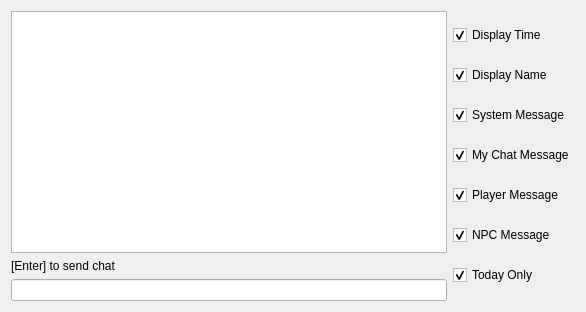
Above: CGAssistant/chatform.ui from hzqst/CGAssistant before the change. Below: the same form after it.
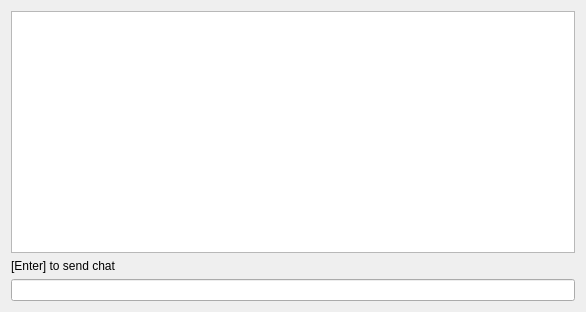
That is the form after the change.

```diff
--- a/CGAssistant/chatform.ui
+++ b/CGAssistant/chatform.ui
@@ -39,101 +39,6 @@
      </item>
     </layout>
    </item>
-   <item>
-    <layout class="QVBoxLayout" name="verticalLayout_2">
-     <item>
-      <widget class="QCheckBox" name="checkBox_displaytime">
-       <property name="layoutDirection">
-        <enum>Qt::LeftToRight</enum>
-       </property>
-       <property name="text">
-        <string>Display Time</string>
-       </property>
-       <property name="checked">
-        <bool>true</bool>
-       </property>
-      </widget>
-     </item>
-     <item>
-      <widget class="QCheckBox" name="checkBox_displayname">
-       <property name="layoutDirection">
-        <enum>Qt::LeftToRight</enum>
-       </property>
-       <property name="text">
-        <string>Display Name</string>
-       </property>
-       <property name="checked">
-        <bool>true</bool>
-       </property>
-      </widget>
-     </item>
-     <item>
-      <widget class="QCheckBox" name="checkBox_sysmsg">
-       <property name="layoutDirection">
-        <enum>Qt::LeftToRight</enum>
-       </property>
-       <property name="text">
-        <string>System Message</string>
-       </property>
-       <property name="checked">
-        <bool>true</bool>
-       </property>
-      </widget>
-     </item>
-     <item>
-      <widget class="QCheckBox" name="checkBox_mychat">
-       <property name="layoutDirection">
-        <enum>Qt::LeftToRight</enum>
-       </property>
-       <property name="text">
-        <string>My Chat Message</string>
-       </property>
-       <property name="checked">
-        <bool>true</bool>
-       </property>
-      </widget>
-     </item>
-     <item>
-      <widget class="QCheckBox" name="checkBox_playerchat">
-       <property name="layoutDirection">
-        <enum>Qt::LeftToRight</enum>
-       </property>
-       <property name="text">
-        <string>Player Message</string>
-       </property>
-       <property name="checked">
-        <bool>true</bool>
-       </property>
-      </widget>
-     </item>
-     <item>
-      <widget class="QCheckBox" name="checkBox_npcmsg">
-       <property name="layoutDirection">
-        <enum>Qt::LeftToRight</enum>
-       </property>
-       <property name="text">
-        <string>NPC Message</string>
-       </property>
-       <property name="checked">
-        <bool>true</bool>
-       </property>
-      </widget>
-     </item>
-     <item>
-      <widget class="QCheckBox" name="checkBox_today">
-       <property name="layoutDirection">
-        <enum>Qt::LeftToRight</enum>
-       </property>
-       <property name="text">
-        <string>Today Only</string>
-       </property>
-       <property name="checked">
-        <bool>true</bool>
-       </property>
-      </widget>
-     </item>
-    </layout>
-   </item>
   </layout>
  </widget>
  <resources/>
```
